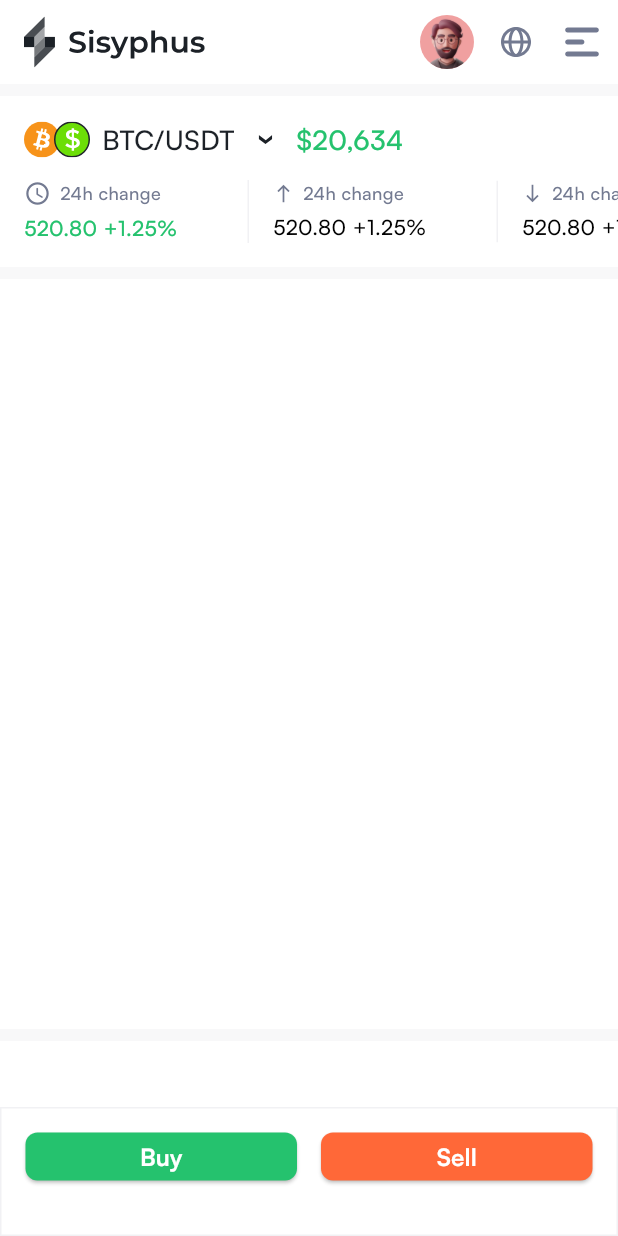
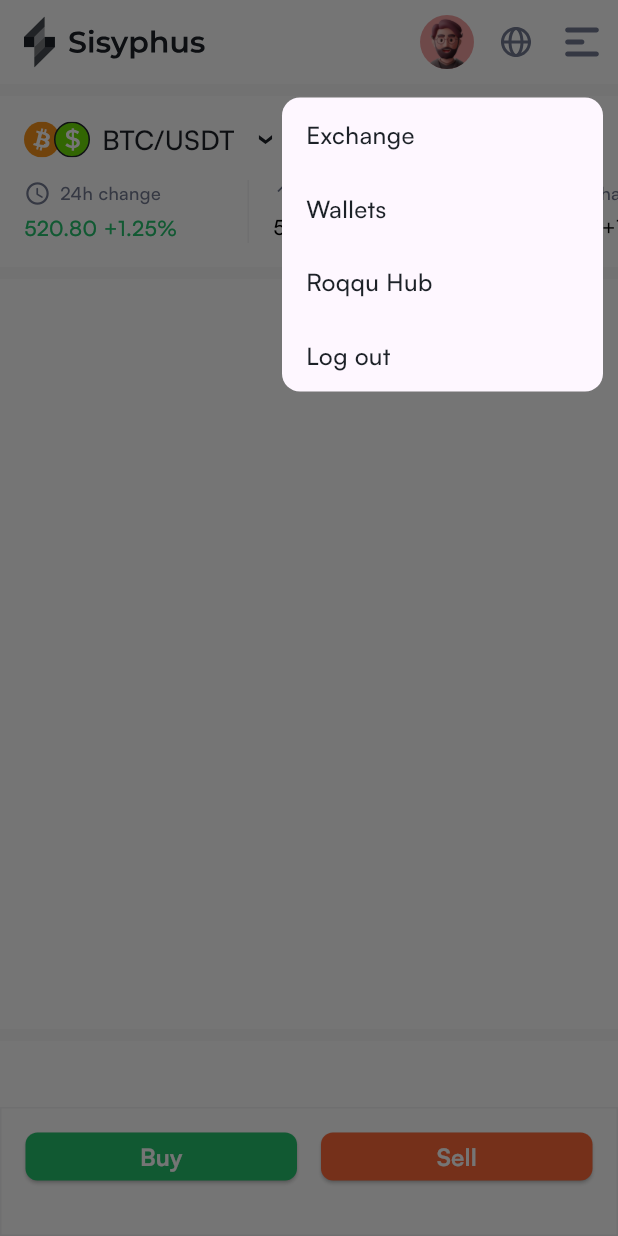
Before and after one commit to JustineUgo/roq_phus, a Flutter app: the screen it shows after launch, with the side drawer open (before the commit the screen has no drawer), on a phone screen of 412 x 824 dp. Run offline on Flutter 3.47's test engine with Material 3 defaults, Android fonts, the phone set to English and light mode, and no system bars; our stand-ins replace flutter_svg.

Commit message:
ui: drawer

```diff
--- a/lib/src/home.dart
+++ b/lib/src/home.dart
@@ -1,5 +1,6 @@
 import 'package:flutter/material.dart';
 import 'package:flutter_svg/svg.dart';
+import 'package:sisyphus/src/widgets/drawer.dart';
 import 'package:sisyphus/src/widgets/footer.dart';
 import 'package:sisyphus/src/widgets/header.dart';
 import 'package:sisyphus/theme/theme.dart';
@@ -13,10 +14,14 @@ class Home extends StatefulWidget {
 }
 
 class _HomeState extends State<Home> {
+  final GlobalKey<ScaffoldState> _scaffoldKey = GlobalKey();
   @override
   Widget build(BuildContext context) {
     return Scaffold(
+      resizeToAvoidBottomInset: true,
+      key: _scaffoldKey,
       appBar: AppBar(
+        centerTitle: false,
         title: SvgPicture.asset(
           AssetsIcons.logo,
           colorFilter:
@@ -39,12 +44,21 @@ class _HomeState extends State<Home> {
                   AppTheme.getTheme.iconColor, BlendMode.srcIn),
             ),
           ),
-          Padding(
-            padding: const EdgeInsets.symmetric(horizontal: 8.0),
-            child: SvgPicture.asset(
-              AssetsIcons.menuIcon,
-              colorFilter: ColorFilter.mode(
-                  AppTheme.getTheme.iconColor, BlendMode.srcIn),
+          InkWell(
+            onTap: () {
+              if (_scaffoldKey.currentState!.isEndDrawerOpen) {
+                _scaffoldKey.currentState?.closeEndDrawer();
+              } else {
+                _scaffoldKey.currentState?.openEndDrawer();
+              }
+            },
+            child: Padding(
+              padding: const EdgeInsets.symmetric(horizontal: 8.0),
+              child: SvgPicture.asset(
+                AssetsIcons.menuIcon,
+                colorFilter: ColorFilter.mode(
+                    AppTheme.getTheme.iconColor, BlendMode.srcIn),
+              ),
             ),
           ),
         ],
@@ -70,6 +84,7 @@ class _HomeState extends State<Home> {
           ),
         ),
       ),
+      endDrawer: FloatingDrawer(scaffoldKey: _scaffoldKey),
     );
   }
 }
--- /dev/null
+++ b/lib/src/widgets/drawer.dart
@@ -0,0 +1,60 @@
+import 'package:flutter/material.dart';
+import 'package:sisyphus/theme/theme.dart';
+
+class FloatingDrawer extends StatelessWidget {
+  const FloatingDrawer({super.key, required this.scaffoldKey});
+
+final GlobalKey<ScaffoldState> scaffoldKey;
+  @override
+  Widget build(BuildContext context) {
+    return Stack(
+        children: [
+          Positioned(
+            top: 65,
+            right: 10,
+            child: Container(
+              width: 214,
+              decoration: BoxDecoration(
+                color: Theme.of(context).cardColor,
+                borderRadius: BorderRadius.circular(12),
+              ),
+              child: Column(
+                crossAxisAlignment: CrossAxisAlignment.start,
+                children: [
+                  'Exchange',
+                  'Wallets',
+                  'Roqqu Hub',
+                  'Log out',
+                ]
+                    .map(
+                      (option) => InkWell(
+                        onTap: () {
+                          if (scaffoldKey.currentState!.isEndDrawerOpen) {
+                            scaffoldKey.currentState?.closeEndDrawer();
+                          }
+                        },
+                        child: Padding(
+                          padding: const EdgeInsets.symmetric(
+                              horizontal: 16, vertical: 13),
+                          child: Row(
+                            children: [
+                              Text(
+                                option,
+                                style: TextStyle(
+                                    fontWeight: FontWeight.w500,
+                                    fontSize: 16,
+                                    color: AppTheme.getTheme.textColor),
+                              ),
+                            ],
+                          ),
+                        ),
+                      ),
+                    )
+                    .toList(),
+              ),
+            ),
+          ),
+        ],
+      );
+  }
+}
```
